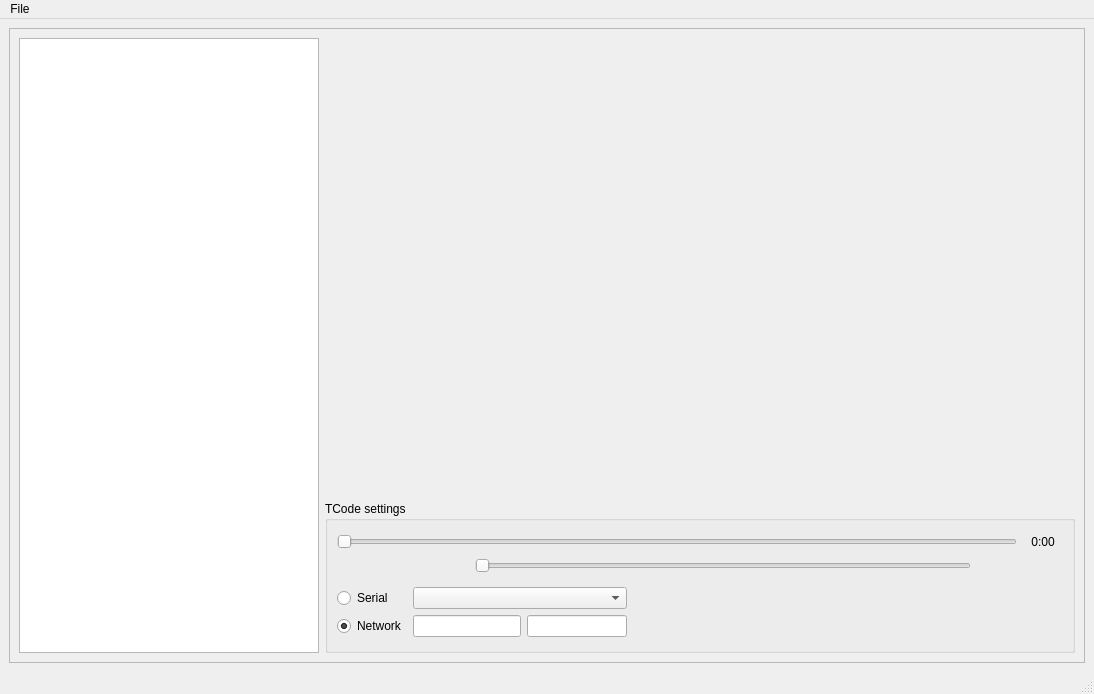
Above: src/mainwindow.ui from jcfain/XTPlayer before the change. Below: the same form after it.
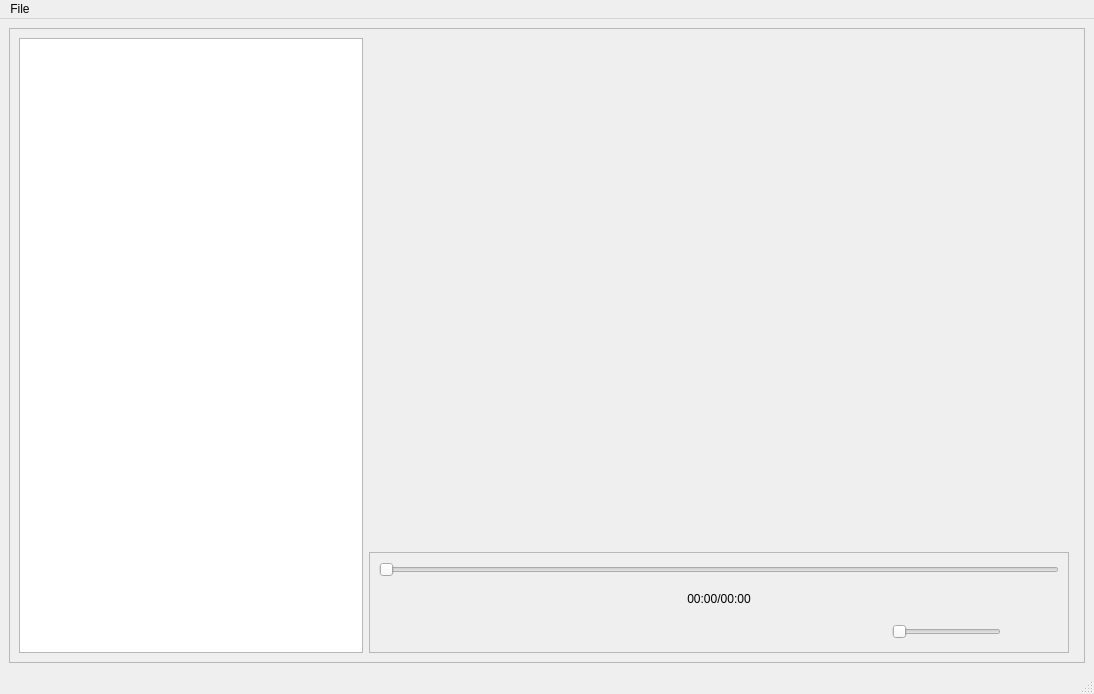
That is the form after the change. Icons and pictures are not drawn. Custom widgets are drawn as their Qt base class.

Commit message: Moved settings to separate window.

```diff
--- a/src/mainwindow.ui
+++ b/src/mainwindow.ui
@@ -33,65 +33,23 @@
       <property name="frameShadow">
        <enum>QFrame::Raised</enum>
       </property>
-      <layout class="QGridLayout" name="gridLayout_3" rowstretch="0,0,0,0" columnstretch="0,0">
-       <item row="3" column="1">
-        <widget class="QGroupBox" name="TCodeQuickSettingsGroup">
+      <layout class="QGridLayout" name="gridLayout_3" rowstretch="0,0,0,0,0,0" columnstretch="0,0,0">
+       <item row="5" column="1">
+        <widget class="QFrame" name="playerControlsFrame">
          <property name="minimumSize">
           <size>
-           <width>750</width>
-           <height>150</height>
+           <width>700</width>
+           <height>0</height>
           </size>
          </property>
-         <property name="title">
-          <string>TCode settings</string>
+         <property name="frameShape">
+          <enum>QFrame::StyledPanel</enum>
          </property>
-         <layout class="QGridLayout" name="gridLayout_4" rowstretch="0,0" columnstretch="0,1,1">
-          <item row="1" column="0">
-           <layout class="QGridLayout" name="OutputSettings" columnstretch="0,0,0,0">
-            <item row="1" column="0" colspan="2">
-             <widget class="QRadioButton" name="networkOutputRdo">
-              <property name="text">
-               <string>Network</string>
-              </property>
-              <property name="checked">
-               <bool>true</bool>
-              </property>
-             </widget>
-            </item>
-            <item row="1" column="2">
-             <widget class="QLineEdit" name="networkAddressTxt"/>
-            </item>
-            <item row="1" column="3">
-             <widget class="QLineEdit" name="networkPortTxt">
-              <property name="maximumSize">
-               <size>
-                <width>100</width>
-                <height>100</height>
-               </size>
-              </property>
-              <property name="maxLength">
-               <number>5</number>
-              </property>
-             </widget>
-            </item>
-            <item row="0" column="0" colspan="2">
-             <widget class="QRadioButton" name="serialOutputRdo">
-              <property name="text">
-               <string>Serial</string>
-              </property>
-             </widget>
-            </item>
-            <item row="0" column="2" colspan="2">
-             <widget class="QComboBox" name="SerialOutputCmb"/>
-            </item>
-           </layout>
-          </item>
-          <item row="0" column="0" colspan="2">
-           <layout class="QGridLayout" name="playerControlsGrid" rowstretch="0,0,0" columnstretch="0,0,0,0,0,0">
-            <property name="sizeConstraint">
-             <enum>QLayout::SetMaximumSize</enum>
-            </property>
-            <item row="2" column="4">
+         <property name="frameShadow">
+          <enum>QFrame::Raised</enum>
+         </property>
+         <layout class="QGridLayout" name="gridLayout">
+          <item row="2" column="11">
              <widget class="QPushButton" name="MuteBtn">
               <property name="text">
                <string/>
@@ -102,8 +60,8 @@
               </property>
               <property name="iconSize">
                <size>
-                <width>50</width>
-                <height>50</height>
+              <width>40</width>
+              <height>40</height>
                </size>
               </property>
               <property name="checkable">
@@ -114,7 +72,7 @@
               </property>
              </widget>
             </item>
-            <item row="2" column="1">
+          <item row="2" column="4">
              <widget class="QPushButton" name="PauseBtn">
               <property name="enabled">
                <bool>false</bool>
@@ -131,8 +89,8 @@
               </property>
               <property name="iconSize">
                <size>
-                <width>50</width>
-                <height>50</height>
+              <width>40</width>
+              <height>40</height>
                </size>
               </property>
               <property name="checkable">
@@ -143,66 +101,27 @@
               </property>
              </widget>
             </item>
-            <item row="0" column="5">
-             <widget class="QLabel" name="lblCurrentDuration">
+          <item row="2" column="3">
+           <widget class="QPushButton" name="skipBackButton">
               <property name="text">
-               <string>0:00</string>
-              </property>
-              <property name="alignment">
-               <set>Qt::AlignCenter</set>
+             <string/>
+            </property>
+            <property name="icon">
+             <iconset resource="icons.qrc">
+              <normaloff>:/images/icons/skipBack.svg</normaloff>:/images/icons/skipBack.svg</iconset>
+            </property>
+            <property name="iconSize">
+             <size>
+              <width>40</width>
+              <height>40</height>
+             </size>
+            </property>
+            <property name="flat">
+             <bool>true</bool>
               </property>
              </widget>
             </item>
             <item row="2" column="0">
-             <widget class="QPushButton" name="PlayBtn">
-              <property name="toolTip">
-               <string>Play</string>
-              </property>
-              <property name="text">
-               <string/>
-              </property>
-              <property name="icon">
-               <iconset resource="icons.qrc">
-                <normaloff>:/images/icons/play.svg</normaloff>:/images/icons/play.svg</iconset>
-              </property>
-              <property name="iconSize">
-               <size>
-                <width>50</width>
-                <height>50</height>
-               </size>
-              </property>
-              <property name="flat">
-               <bool>true</bool>
-              </property>
-             </widget>
-            </item>
-            <item row="2" column="2">
-             <widget class="QPushButton" name="StopBtn">
-              <property name="enabled">
-               <bool>false</bool>
-              </property>
-              <property name="toolTip">
-               <string>Stop</string>
-              </property>
-              <property name="text">
-               <string/>
-              </property>
-              <property name="icon">
-               <iconset resource="icons.qrc">
-                <normaloff>:/images/icons/stop.svg</normaloff>:/images/icons/stop.svg</iconset>
-              </property>
-              <property name="iconSize">
-               <size>
-                <width>50</width>
-                <height>50</height>
-               </size>
-              </property>
-              <property name="flat">
-               <bool>true</bool>
-              </property>
-             </widget>
-            </item>
-            <item row="2" column="5">
              <widget class="QPushButton" name="fullScreenBtn">
               <property name="enabled">
                <bool>false</bool>
@@ -216,8 +135,8 @@
               </property>
               <property name="iconSize">
                <size>
-                <width>55</width>
-                <height>50</height>
+              <width>40</width>
+              <height>40</height>
                </size>
               </property>
               <property name="flat">
@@ -225,14 +144,7 @@
               </property>
              </widget>
             </item>
-            <item row="2" column="3">
-             <widget class="RangeSlider" name="VolumeSlider">
-              <property name="orientation">
-               <enum>Qt::Horizontal</enum>
-              </property>
-             </widget>
-            </item>
-            <item row="0" column="0" colspan="5">
+          <item row="0" column="0" colspan="12">
              <widget class="RangeSlider" name="SeekSlider">
               <property name="enabled">
                <bool>false</bool>
@@ -245,21 +157,25 @@
               </property>
              </widget>
             </item>
-           </layout>
+          <item row="1" column="5" colspan="2">
+           <widget class="QLabel" name="lblCurrentDuration">
+            <property name="text">
+             <string>00:00/00:00</string>
+            </property>
+            <property name="alignment">
+             <set>Qt::AlignCenter</set>
+            </property>
+           </widget>
           </item>
-          <item row="1" column="1">
-           <layout class="QGridLayout" name="deviceStatusGrid">
-            <item row="0" column="2">
-             <widget class="QWidget" name="widget" native="true">
-              <widget class="QPushButton" name="serialRefreshBtn">
-               <property name="geometry">
-                <rect>
-                 <x>-10</x>
-                 <y>0</y>
-                 <width>66</width>
-                 <height>23</height>
-                </rect>
-               </property>
+          <item row="2" column="9" colspan="2">
+           <widget class="RangeSlider" name="VolumeSlider">
+            <property name="orientation">
+             <enum>Qt::Horizontal</enum>
+            </property>
+           </widget>
+          </item>
+          <item row="2" column="8">
+           <widget class="QPushButton" name="skipForwardButton">
                <property name="text">
                 <string/>
                </property>
@@ -277,38 +193,60 @@
                 <bool>true</bool>
                </property>
               </widget>
-             </widget>
-            </item>
-            <item row="1" column="1">
-             <widget class="QLabel" name="networkStatuslbl">
+          </item>
+          <item row="2" column="7">
+           <widget class="QPushButton" name="StopBtn">
+            <property name="enabled">
+             <bool>false</bool>
+            </property>
+            <property name="toolTip">
+             <string>Stop</string>
+            </property>
               <property name="text">
                <string/>
               </property>
-             </widget>
-            </item>
-            <item row="0" column="1">
-             <widget class="QLabel" name="serialStatuslbl">
+            <property name="icon">
+             <iconset resource="icons.qrc">
+              <normaloff>:/images/icons/stop.svg</normaloff>:/images/icons/stop.svg</iconset>
+            </property>
+            <property name="iconSize">
+             <size>
+              <width>40</width>
+              <height>40</height>
+             </size>
+            </property>
+            <property name="flat">
+             <bool>true</bool>
+            </property>
+           </widget>
+          </item>
+          <item row="2" column="5" colspan="2">
+           <widget class="QPushButton" name="PlayBtn">
+            <property name="toolTip">
+             <string>Play</string>
+            </property>
               <property name="text">
                <string/>
               </property>
-             </widget>
-            </item>
-           </layout>
-          </item>
-          <item row="0" column="2" rowspan="2">
-           <layout class="QGridLayout" name="RangeSettingsGrid">
-            <property name="horizontalSpacing">
-             <number>2</number>
+            <property name="icon">
+             <iconset resource="icons.qrc">
+              <normaloff>:/images/icons/play.svg</normaloff>:/images/icons/play.svg</iconset>
             </property>
-            <property name="verticalSpacing">
-             <number>0</number>
+            <property name="iconSize">
+             <size>
+              <width>50</width>
+              <height>50</height>
+             </size>
             </property>
-           </layout>
+            <property name="flat">
+             <bool>true</bool>
+            </property>
+           </widget>
           </item>
          </layout>
         </widget>
        </item>
-       <item row="0" column="0" rowspan="4">
+       <item row="0" column="0" rowspan="6">
         <widget class="QListWidget" name="LibraryList">
          <property name="minimumSize">
           <size>
@@ -327,7 +265,7 @@
          </property>
         </widget>
        </item>
-       <item row="0" column="1" rowspan="3">
+       <item row="0" column="1" rowspan="5" colspan="2">
         <layout class="QGridLayout" name="MediaGrid" columnstretch="0">
          <property name="sizeConstraint">
           <enum>QLayout::SetMaximumSize</enum>
```
Left out of the diff: 17 changed lines with no effect on the pictures. Lines whose indentation alone changed are shown as unchanged. The commit also changes 11 other files.
